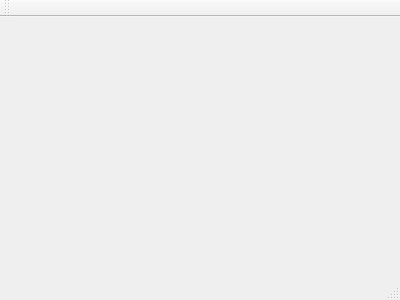
Old version of the form fpgaacc.ui in the repository darthocir38/FpgaAccManager-qt.
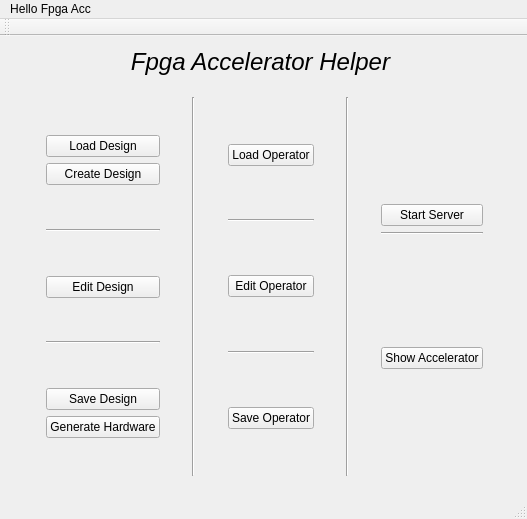
New version of the form.

Commit message: Open first dialog

```diff
--- a/fpgaacc.ui
+++ b/fpgaacc.ui
@@ -1,24 +1,487 @@
 <ui version="4.0">
  <class>FPGAAcc</class>
- <widget class="QMainWindow" name="FPGAAcc" >
-  <property name="geometry" >
+ <widget class="QMainWindow" name="FPGAAcc">
+  <property name="geometry">
    <rect>
     <x>0</x>
     <y>0</y>
-    <width>400</width>
-    <height>300</height>
+    <width>527</width>
+    <height>519</height>
    </rect>
   </property>
   <property name="windowTitle" >
    <string>FPGAAcc</string>
   </property>
-  <widget class="QMenuBar" name="menuBar" />
-  <widget class="QToolBar" name="mainToolBar" />
-  <widget class="QWidget" name="centralWidget" />
-  <widget class="QStatusBar" name="statusBar" />
+  <widget class="QWidget" name="centralWidget">
+   <widget class="QWidget" name="horizontalLayoutWidget">
+    <property name="geometry">
+     <rect>
+      <x>9</x>
+      <y>50</y>
+      <width>511</width>
+      <height>401</height>
+     </rect>
+    </property>
+    <layout class="QHBoxLayout" name="horizontalLayout">
+     <item>
+      <spacer name="horizontalSpacer">
+       <property name="orientation">
+        <enum>Qt::Horizontal</enum>
+       </property>
+       <property name="sizeHint" stdset="0">
+        <size>
+         <width>40</width>
+         <height>20</height>
+        </size>
+       </property>
+      </spacer>
+     </item>
+     <item>
+      <layout class="QVBoxLayout" name="verticalLayout_3">
+       <item>
+        <spacer name="verticalSpacer_3">
+         <property name="orientation">
+          <enum>Qt::Vertical</enum>
+         </property>
+         <property name="sizeHint" stdset="0">
+          <size>
+           <width>20</width>
+           <height>40</height>
+          </size>
+         </property>
+        </spacer>
+       </item>
+       <item>
+        <widget class="QPushButton" name="loadDesign">
+         <property name="text">
+          <string>Load Design</string>
+         </property>
+        </widget>
+       </item>
+       <item>
+        <widget class="QPushButton" name="createDesign">
+         <property name="text">
+          <string>Create Design</string>
+         </property>
+        </widget>
+       </item>
+       <item>
+        <spacer name="verticalSpacer_12">
+         <property name="orientation">
+          <enum>Qt::Vertical</enum>
+         </property>
+         <property name="sizeHint" stdset="0">
+          <size>
+           <width>20</width>
+           <height>40</height>
+          </size>
+         </property>
+        </spacer>
+       </item>
+       <item>
+        <widget class="Line" name="line_4">
+         <property name="orientation">
+          <enum>Qt::Horizontal</enum>
+         </property>
+        </widget>
+       </item>
+       <item>
+        <spacer name="verticalSpacer_10">
+         <property name="orientation">
+          <enum>Qt::Vertical</enum>
+         </property>
+         <property name="sizeHint" stdset="0">
+          <size>
+           <width>20</width>
+           <height>40</height>
+          </size>
+         </property>
+        </spacer>
+       </item>
+       <item>
+        <widget class="QPushButton" name="editDesign">
+         <property name="text">
+          <string>Edit Design</string>
+         </property>
+        </widget>
+       </item>
+       <item>
+        <spacer name="verticalSpacer_13">
+         <property name="orientation">
+          <enum>Qt::Vertical</enum>
+         </property>
+         <property name="sizeHint" stdset="0">
+          <size>
+           <width>20</width>
+           <height>40</height>
+          </size>
+         </property>
+        </spacer>
+       </item>
+       <item>
+        <widget class="Line" name="line_3">
+         <property name="orientation">
+          <enum>Qt::Horizontal</enum>
+         </property>
+        </widget>
+       </item>
+       <item>
+        <spacer name="verticalSpacer">
+         <property name="orientation">
+          <enum>Qt::Vertical</enum>
+         </property>
+         <property name="sizeHint" stdset="0">
+          <size>
+           <width>20</width>
+           <height>40</height>
+          </size>
+         </property>
+        </spacer>
+       </item>
+       <item>
+        <widget class="QPushButton" name="saveDesign">
+         <property name="text">
+          <string>Save Design</string>
+         </property>
+        </widget>
+       </item>
+       <item>
+        <widget class="QPushButton" name="generateHW">
+         <property name="text">
+          <string>Generate Hardware</string>
+         </property>
+        </widget>
+       </item>
+       <item>
+        <spacer name="verticalSpacer_2">
+         <property name="orientation">
+          <enum>Qt::Vertical</enum>
+         </property>
+         <property name="sizeHint" stdset="0">
+          <size>
+           <width>20</width>
+           <height>40</height>
+          </size>
+         </property>
+        </spacer>
+       </item>
+      </layout>
+     </item>
+     <item>
+      <spacer name="horizontalSpacer_5">
+       <property name="orientation">
+        <enum>Qt::Horizontal</enum>
+       </property>
+       <property name="sizeHint" stdset="0">
+        <size>
+         <width>40</width>
+         <height>20</height>
+        </size>
+       </property>
+      </spacer>
+     </item>
+     <item>
+      <widget class="Line" name="line">
+       <property name="orientation">
+        <enum>Qt::Vertical</enum>
+       </property>
+      </widget>
+     </item>
+     <item>
+      <spacer name="horizontalSpacer_2">
+       <property name="orientation">
+        <enum>Qt::Horizontal</enum>
+       </property>
+       <property name="sizeHint" stdset="0">
+        <size>
+         <width>40</width>
+         <height>20</height>
+        </size>
+       </property>
+      </spacer>
+     </item>
+     <item>
+      <layout class="QVBoxLayout" name="verticalLayout_2">
+       <item>
+        <spacer name="verticalSpacer_5">
+         <property name="orientation">
+          <enum>Qt::Vertical</enum>
+         </property>
+         <property name="sizeHint" stdset="0">
+          <size>
+           <width>20</width>
+           <height>40</height>
+          </size>
+         </property>
+        </spacer>
+       </item>
+       <item>
+        <widget class="QPushButton" name="loadOp">
+         <property name="text">
+          <string>Load Operator</string>
+         </property>
+        </widget>
+       </item>
+       <item>
+        <spacer name="verticalSpacer_15">
+         <property name="orientation">
+          <enum>Qt::Vertical</enum>
+         </property>
+         <property name="sizeHint" stdset="0">
+          <size>
+           <width>20</width>
+           <height>40</height>
+          </size>
+         </property>
+        </spacer>
+       </item>
+       <item>
+        <widget class="Line" name="line_5">
+         <property name="orientation">
+          <enum>Qt::Horizontal</enum>
+         </property>
+        </widget>
+       </item>
+       <item>
+        <spacer name="verticalSpacer_4">
+         <property name="orientation">
+          <enum>Qt::Vertical</enum>
+         </property>
+         <property name="sizeHint" stdset="0">
+          <size>
+           <width>20</width>
+           <height>40</height>
+          </size>
+         </property>
+        </spacer>
+       </item>
+       <item>
+        <widget class="QPushButton" name="saveOp">
+         <property name="text">
+          <string>Edit Operator</string>
+         </property>
+        </widget>
+       </item>
+       <item>
+        <spacer name="verticalSpacer_6">
+         <property name="orientation">
+          <enum>Qt::Vertical</enum>
+         </property>
+         <property name="sizeHint" stdset="0">
+          <size>
+           <width>20</width>
+           <height>40</height>
+          </size>
+         </property>
+        </spacer>
+       </item>
+       <item>
+        <widget class="Line" name="line_6">
+         <property name="orientation">
+          <enum>Qt::Horizontal</enum>
+         </property>
+        </widget>
+       </item>
+       <item>
+        <spacer name="verticalSpacer_14">
+         <property name="orientation">
+          <enum>Qt::Vertical</enum>
+         </property>
+         <property name="sizeHint" stdset="0">
+          <size>
+           <width>20</width>
+           <height>40</height>
+          </size>
+         </property>
+        </spacer>
+       </item>
+       <item>
+        <widget class="QPushButton" name="editOp">
+         <property name="text">
+          <string>Save Operator</string>
+         </property>
+        </widget>
+       </item>
+       <item>
+        <spacer name="verticalSpacer_11">
+         <property name="orientation">
+          <enum>Qt::Vertical</enum>
+         </property>
+         <property name="sizeHint" stdset="0">
+          <size>
+           <width>20</width>
+           <height>40</height>
+          </size>
+         </property>
+        </spacer>
+       </item>
+      </layout>
+     </item>
+     <item>
+      <spacer name="horizontalSpacer_6">
+       <property name="orientation">
+        <enum>Qt::Horizontal</enum>
+       </property>
+       <property name="sizeHint" stdset="0">
+        <size>
+         <width>40</width>
+         <height>20</height>
+        </size>
+       </property>
+      </spacer>
+     </item>
+     <item>
+      <widget class="Line" name="line_2">
+       <property name="orientation">
+        <enum>Qt::Vertical</enum>
+       </property>
+      </widget>
+     </item>
+     <item>
+      <spacer name="horizontalSpacer_3">
+       <property name="orientation">
+        <enum>Qt::Horizontal</enum>
+       </property>
+       <property name="sizeHint" stdset="0">
+        <size>
+         <width>40</width>
+         <height>20</height>
+        </size>
+       </property>
+      </spacer>
+     </item>
+     <item>
+      <layout class="QVBoxLayout" name="verticalLayout">
+       <item>
+        <spacer name="verticalSpacer_8">
+         <property name="orientation">
+          <enum>Qt::Vertical</enum>
+         </property>
+         <property name="sizeHint" stdset="0">
+          <size>
+           <width>20</width>
+           <height>40</height>
+          </size>
+         </property>
+        </spacer>
+       </item>
+       <item>
+        <widget class="QPushButton" name="startServer">
+         <property name="text">
+          <string>Start Server</string>
+         </property>
+        </widget>
+       </item>
+       <item>
+        <widget class="Line" name="line_7">
+         <property name="orientation">
+          <enum>Qt::Horizontal</enum>
+         </property>
+        </widget>
+       </item>
+       <item>
+        <spacer name="verticalSpacer_7">
+         <property name="orientation">
+          <enum>Qt::Vertical</enum>
+         </property>
+         <property name="sizeHint" stdset="0">
+          <size>
+           <width>20</width>
+           <height>40</height>
+          </size>
+         </property>
+        </spacer>
+       </item>
+       <item>
+        <widget class="QPushButton" name="show">
+         <property name="text">
+          <string>Show Accelerator</string>
+         </property>
+        </widget>
+       </item>
+       <item>
+        <spacer name="verticalSpacer_9">
+         <property name="orientation">
+          <enum>Qt::Vertical</enum>
+         </property>
+         <property name="sizeHint" stdset="0">
+          <size>
+           <width>20</width>
+           <height>40</height>
+          </size>
+         </property>
+        </spacer>
+       </item>
+      </layout>
+     </item>
+     <item>
+      <spacer name="horizontalSpacer_4">
+       <property name="orientation">
+        <enum>Qt::Horizontal</enum>
+       </property>
+       <property name="sizeHint" stdset="0">
+        <size>
+         <width>40</width>
+         <height>20</height>
+        </size>
+       </property>
+      </spacer>
+     </item>
+    </layout>
+   </widget>
+   <widget class="QLabel" name="label">
+    <property name="geometry">
+     <rect>
+      <x>10</x>
+      <y>10</y>
+      <width>501</width>
+      <height>31</height>
+     </rect>
+    </property>
+    <property name="font">
+     <font>
+      <pointsize>18</pointsize>
+      <italic>true</italic>
+     </font>
+    </property>
+    <property name="text">
+     <string>Fpga Accelerator Helper</string>
+    </property>
+    <property name="alignment">
+     <set>Qt::AlignCenter</set>
+    </property>
+    <property name="textInteractionFlags">
+     <set>Qt::NoTextInteraction</set>
+    </property>
+   </widget>
+  </widget>
+  <widget class="QMenuBar" name="menuBar">
+   <property name="geometry">
+    <rect>
+     <x>0</x>
+     <y>0</y>
+     <width>527</width>
+     <height>25</height>
+    </rect>
+   </property>
+   <widget class="QMenu" name="menuHello_Fpga_Acc">
+    <property name="title">
+     <string>Hello Fpga Acc</string>
+    </property>
+   </widget>
+   <addaction name="menuHello_Fpga_Acc"/>
+  </widget>
+  <widget class="QToolBar" name="mainToolBar">
+   <attribute name="toolBarArea">
+    <enum>TopToolBarArea</enum>
+   </attribute>
+   <attribute name="toolBarBreak">
+    <bool>false</bool>
+   </attribute>
+  </widget>
+  <widget class="QStatusBar" name="statusBar"/>
  </widget>
- <layoutDefault spacing="6" margin="11" />
- <pixmapfunction></pixmapfunction>
+ <layoutdefault spacing="6" margin="11"/>
  <resources/>
  <connections/>
 </ui>
```
Left out of the diff: 3 changed lines with no effect on the pictures. The commit also changes 3 other files.
